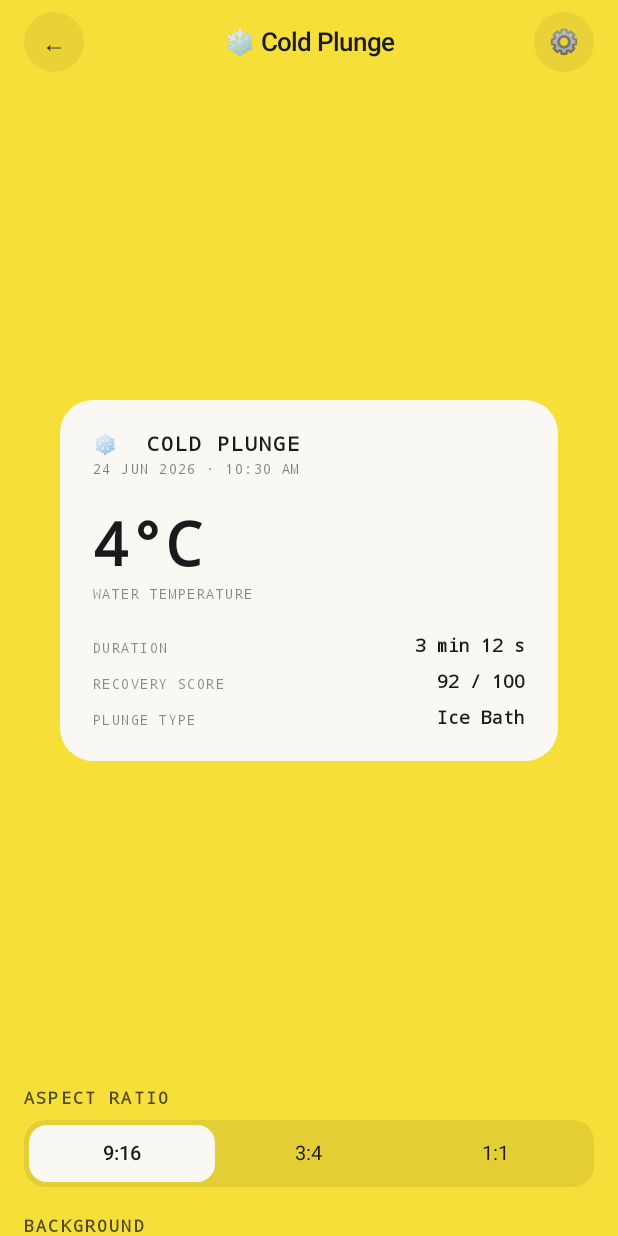
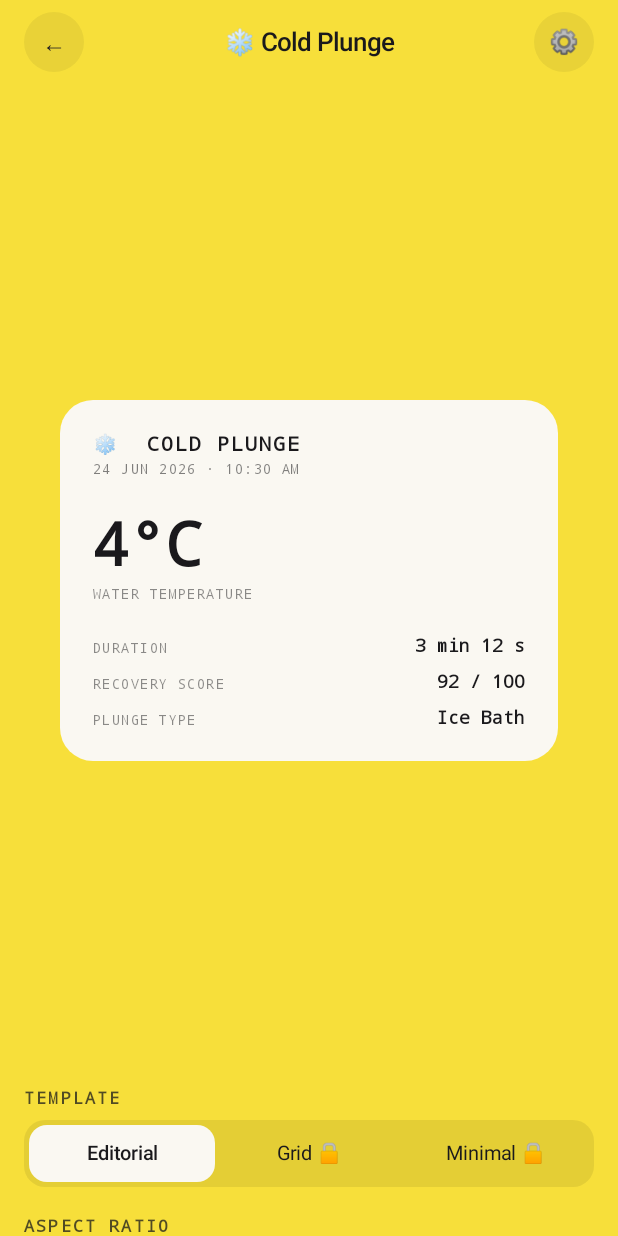
Before and after one commit to harshilv17/sociofit, an Android app built with Jetpack Compose: the composable StickerEditorScreen called with sample values from the repository, on a phone screen of 412 x 824 dp. Run offline under Robolectric (Android 15) with nearby library versions, the phone set to English and light mode, and no system bars.

Commit message:
lock pro swatches + templates

```diff
--- a/app/src/main/java/com/sociofit/app/StickerEditorScreen.kt
+++ b/app/src/main/java/com/sociofit/app/StickerEditorScreen.kt
@@ -120,22 +120,32 @@ fun StickerEditorScreen(activity: FitnessActivity, onBack: () -> Unit, onSetting
                 }
             }
 
+            Section("TEMPLATE") {
+                SegmentRow(
+                    listOf("Editorial", "Grid", "Minimal"), "Editorial",
+                    locked = if (Store.isPro) emptyList() else listOf("Grid", "Minimal"),
+                    onLockedTap = onPaywall,
+                ) {}
+            }
             Section("ASPECT RATIO") {
                 val label = ASPECTS.entries.firstOrNull { it.value == config.aspect }?.key ?: "9:16"
                 SegmentRow(ASPECTS.keys.toList(), label) { config = config.copy(aspect = ASPECTS.getValue(it)) }
             }
             Section("BACKGROUND") {
                 Row(horizontalArrangement = Arrangement.spacedBy(12.dp)) {
-                    swatches.forEachIndexed { i, (color, _) ->
+                    swatches.forEachIndexed { i, (color, pro) ->
+                        val locked = pro && !Store.isPro
                         Box(
                             Modifier.size(36.dp).clip(CircleShape).background(color)
                                 .border(1.dp, Color.Black.copy(alpha = 0.1f), CircleShape)
                                 .clickable {
-                                    bgIndex = i
-                                    config = config.copy(background = color)
+                                    if (locked) onPaywall() else {
+                                        bgIndex = i
+                                        config = config.copy(background = color)
+                                    }
                                 },
                             contentAlignment = Alignment.Center,
-                        ) { Text(if (bgIndex == i) "✓" else "", fontSize = 12.sp) }
+                        ) { Text(if (bgIndex == i) "✓" else if (locked) "🔒" else "", fontSize = 12.sp) }
                     }
                 }
             }
```
